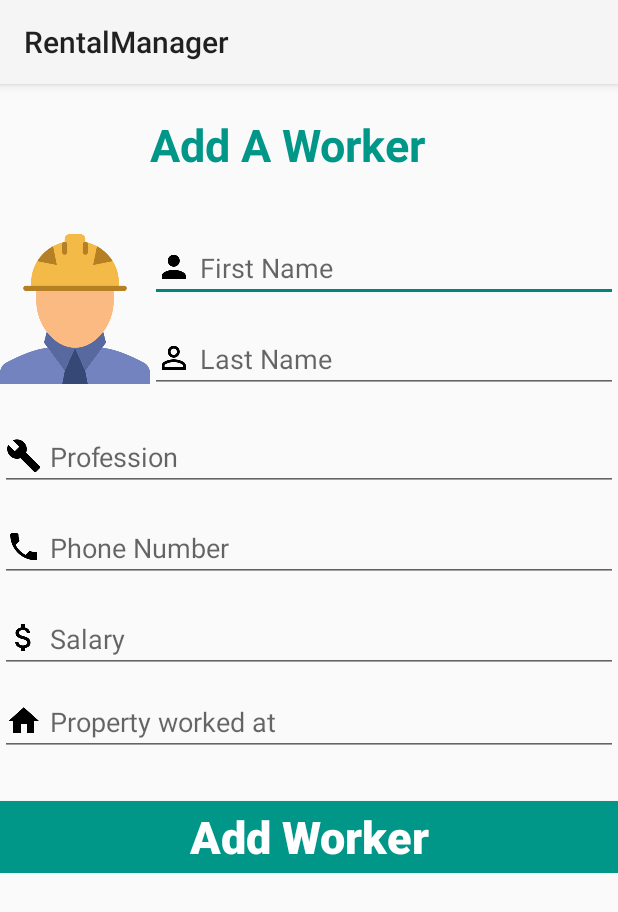
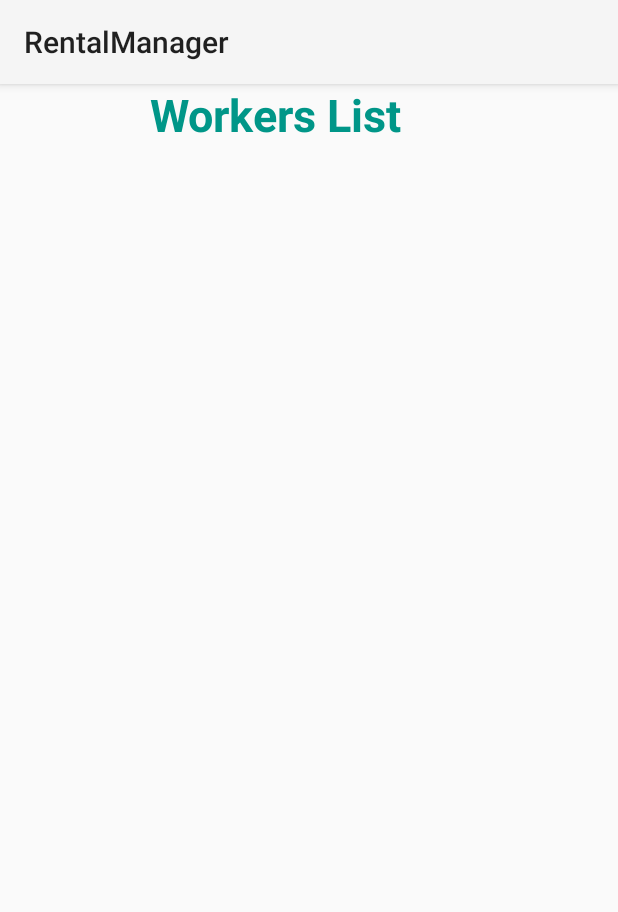
Before and after one commit to derrickwaweru/RentalManager, an Android app: the ManagerActivity screen opened directly, with no data from a screen before it, after a tap on an icon or button, on a phone screen of 412 x 824 dp. Shown: the top 912 px of the screen. Run offline under Robolectric (Android 15) with nearby library versions, the phone set to English and light mode, and no system bars; our stand-ins replace ButterKnife, Firebase (no records; nobody signed in at launch, a user with empty details on screens opened directly).

Commit message:
Retrieved workers from Firebase

```diff
--- a/app/src/main/java/com/example/derrick/rentalmanager/ui/ManagerActivity.java
+++ b/app/src/main/java/com/example/derrick/rentalmanager/ui/ManagerActivity.java
@@ -36,7 +36,7 @@ public class ManagerActivity extends AppCompatActivity implements View.OnClickLi
             startActivity(intent);
         }
         if(v == mWorkersImageView) {
-           Intent intent = new Intent(ManagerActivity.this, AddWorkersActivity.class);
+           Intent intent = new Intent(ManagerActivity.this, WorkersActivity.class);
             startActivity(intent);
         }
     }
--- a/app/src/main/java/com/example/derrick/rentalmanager/ui/ReportsList.java
+++ b/app/src/main/java/com/example/derrick/rentalmanager/ui/ReportsList.java
@@ -26,7 +26,7 @@ public class ReportsList extends ArrayAdapter<AddReports> {
     @Override
     public View getView(int position, View convertView, ViewGroup parent){
         LayoutInflater inflater=context.getLayoutInflater();
-        View listViewItem=inflater.inflate(R.layout.reports_list,null,true);
+        View listViewItem = inflater.inflate(R.layout.reports_list,null,true);
 
         TextView fromTextView = (TextView) listViewItem.findViewById(R.id.fromTextView);
         TextView toTextView = (TextView) listViewItem.findViewById(R.id.toTextView);
--- a/app/src/main/java/com/example/derrick/rentalmanager/ui/WorkersActivity.java
+++ b/app/src/main/java/com/example/derrick/rentalmanager/ui/WorkersActivity.java
@@ -3,16 +3,71 @@ package com.example.derrick.rentalmanager.ui;
 import android.content.Intent;
 import android.os.Bundle;
 import android.support.v7.app.AppCompatActivity;
+import android.widget.ListView;
 
 import com.example.derrick.rentalmanager.R;
+import com.example.derrick.rentalmanager.models.AddWorkers;
+import com.google.firebase.database.DataSnapshot;
+import com.google.firebase.database.DatabaseError;
+import com.google.firebase.database.DatabaseReference;
+import com.google.firebase.database.FirebaseDatabase;
+import com.google.firebase.database.ValueEventListener;
+
+import java.util.ArrayList;
+import java.util.List;
+
+import butterknife.Bind;
+import butterknife.ButterKnife;
 
 public class WorkersActivity extends AppCompatActivity {
+    @Bind(R.id.workersListView) ListView mWorkersListView;
+    List<AddWorkers> workers;
+
+    DatabaseReference databaseWorkers;
 
     @Override
     protected void onCreate(Bundle savedInstanceState) {
         super.onCreate(savedInstanceState);
         setContentView(R.layout.activity_workers);
+        ButterKnife.bind(this);
+
+        databaseWorkers = FirebaseDatabase.getInstance().getReference("workers");
 
         Intent intent = getIntent();
+
+        workers = new ArrayList<>();
+    }
+
+    @Override
+    protected void onStart() {
+        super.onStart();
+
+        //attaching value event listener
+        databaseWorkers.addValueEventListener(new ValueEventListener() {
+
+            @Override
+            public void onDataChange(DataSnapshot dataSnapshot) {
+                //clearing the previous workers list
+                workers.clear();
+
+                //iterating through all the nodes
+                for(DataSnapshot postSnapshot : dataSnapshot.getChildren()) {
+                    //getting worker
+                    AddWorkers worker = postSnapshot.getValue(AddWorkers.class);
+                    //adding worker to the list
+                    workers.add(worker);
+                }
+
+                //creating adapter
+                WorkersList workersListAdapter = new WorkersList(WorkersActivity.this, workers);
+                //attaching adapter to the listview
+                mWorkersListView.setAdapter(workersListAdapter);
+            }
+
+            @Override
+            public void onCancelled(DatabaseError databaseError) {
+
+            }
+        });
     }
 }
--- a/app/src/main/java/com/example/derrick/rentalmanager/ui/WorkersList.java
+++ b/app/src/main/java/com/example/derrick/rentalmanager/ui/WorkersList.java
@@ -1,8 +1,48 @@
 package com.example.derrick.rentalmanager.ui;
 
-/**
- * Created by Musab on 10/16/2017.
- */
 
-public class WorkersList {
+import android.app.Activity;
+import android.view.LayoutInflater;
+import android.view.View;
+import android.view.ViewGroup;
+import android.widget.ArrayAdapter;
+import android.widget.TextView;
+
+import com.example.derrick.rentalmanager.R;
+import com.example.derrick.rentalmanager.models.AddWorkers;
+
+import java.util.List;
+
+public class WorkersList extends ArrayAdapter<AddWorkers> {
+    private Activity context;
+    List<AddWorkers> workers;
+
+    public WorkersList(Activity context, List<AddWorkers> workers) {
+        super(context, R.layout.workers_list, workers);
+        this.context = context;
+        this.workers = workers;
+    }
+
+    @Override
+    public View getView(int position, View convertView, ViewGroup parent) {
+        LayoutInflater inflater = context.getLayoutInflater();
+        View listViewItem = inflater.inflate(R.layout.workers_list, null, true);
+
+        TextView workersFirstName = (TextView) listViewItem.findViewById(R.id.workersFirstNameTextView);
+        TextView workersLastName = (TextView) listViewItem.findViewById(R.id.workersLastNameTextView);
+        TextView workersProfession = (TextView) listViewItem.findViewById(R.id.workersProfessionTextView);
+        TextView workersPhone = (TextView) listViewItem.findViewById(R.id.workersPhoneTextView);
+        TextView workersSalary = (TextView) listViewItem.findViewById(R.id.workersSalaryTextView);
+        TextView workersProperty = (TextView) listViewItem.findViewById(R.id.workersPropertyTextView);
+
+        AddWorkers worker = workers.get(position);
+        workersFirstName.setText("First Name: " + worker.getFirstName());
+        workersLastName.setText("Last Name: " + worker.getLastName());
+        workersProfession.setText("Profession: " + worker.getProfession());
+        workersPhone.setText("Phone Number: " + worker.getPhone());
+        workersSalary.setText("Salary: " + worker.getSalary());
+        workersProperty.setText("Works At: " + worker.getWorksAt());
+
+        return listViewItem;
+    }
 }
--- a/app/src/main/res/layout/activity_workers.xml
+++ b/app/src/main/res/layout/activity_workers.xml
@@ -1,9 +1,26 @@
 <?xml version="1.0" encoding="utf-8"?>
-<android.support.constraint.ConstraintLayout xmlns:android="http://schemas.android.com/apk/res/android"
+<RelativeLayout xmlns:android="http://schemas.android.com/apk/res/android"
     xmlns:app="http://schemas.android.com/apk/res-auto"
     xmlns:tools="http://schemas.android.com/tools"
     android:layout_width="match_parent"
     android:layout_height="match_parent"
     tools:context="com.example.derrick.rentalmanager.ui.WorkersActivity">
 
-</android.support.constraint.ConstraintLayout>
+    <TextView
+        android:layout_width="wrap_content"
+        android:layout_height="wrap_content"
+        android:id="@+id/workerListTextView"
+        android:text="Workers List"
+        android:textSize="30sp"
+        android:textStyle="bold"
+        android:textColor="@color/colorAccent"
+        android:layout_marginLeft="100dp" />
+
+    <ListView
+        android:layout_width="wrap_content"
+        android:layout_height="wrap_content"
+        android:id="@+id/workersListView"
+        android:layout_below="@+id/workerListTextView" >
+
+    </ListView>
+</RelativeLayout>
```
Also changed, not shown: app/src/main/java/com/example/derrick/rentalmanager/ui/AddWorkersActivity.java (+9 -1 lines), app/src/main/res/layout/workers_list.xml (added, +53 -0 lines), app/src/main/res/menu/add_worker_menu.xml (added, +9 -0 lines).
